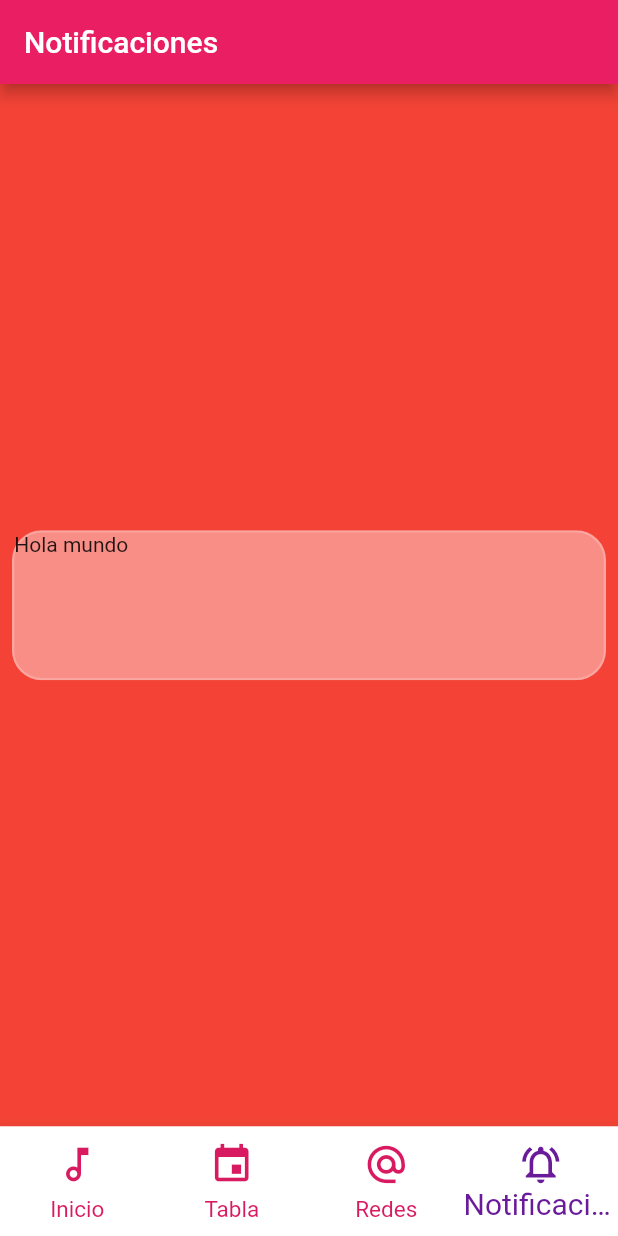
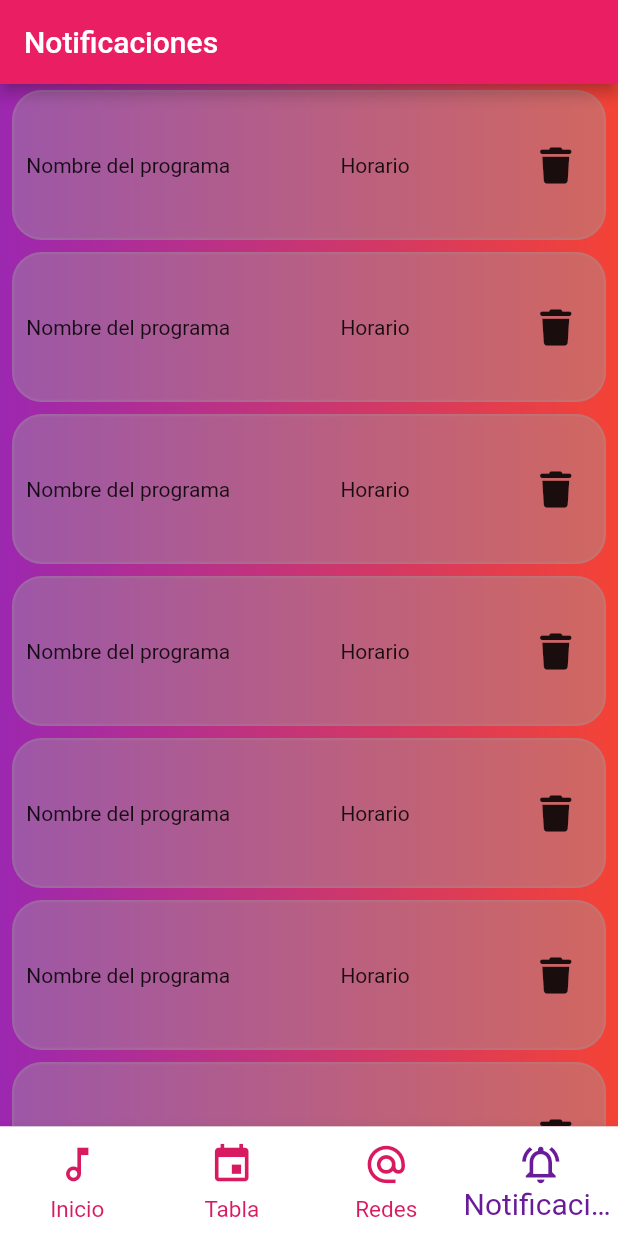
Before and after one commit to UrielRGil/RadioCUCEIFlutter, a Flutter app: the screen it shows after launch, item 4 of the bottom bar chosen, on a phone screen of 412 x 824 dp. Run offline on Flutter 3.47's test engine with Material 2 defaults, Android fonts, the light colour scheme and no system bars; drawn by our look-alikes of flutter_slidable; our stand-ins replace flutter_vector_icons, font_awesome_flutter, just_audio, multi_select_flutter, shared_preferences; missing offline and left inert: onesignal_flutter; network calls fail.

Commit message:
Se agrego diseño y elementos

```diff
--- a/lib/src/pages/notifi.dart
+++ b/lib/src/pages/notifi.dart
@@ -1,16 +1,142 @@
 import 'package:flutter/material.dart';
+import 'package:flutter_vector_icons/flutter_vector_icons.dart';
+import 'package:font_awesome_flutter/font_awesome_flutter.dart';
 import 'package:radiocucei/src/widgets/widgets.dart';
+
+//TODO: Implementar estilo al IconButton
+// TODO: Implementar estilo a las fuentes
 
 class Notifi extends StatelessWidget {
   @override
   Widget build(BuildContext context) {
     return Scaffold(
-      backgroundColor: Colors.red,
       appBar: AppBar(
         backgroundColor: Colors.pink,
         title: const Text('Notificaciones'),
       ),
-      body: Center(child: SusbscriptionTile(child: Text('Hola mundo'))),
+      body: Container(
+        width: double.infinity,
+        height: double.infinity,
+        decoration: const BoxDecoration(
+            gradient: LinearGradient(colors: [Colors.purple, Colors.red])),
+        child: SingleChildScrollView(
+            child: Column(
+          children: [
+            SusbscriptionTile(
+              child: Padding(
+                padding: const EdgeInsets.symmetric(horizontal: 8),
+                child: Row(
+                  mainAxisAlignment: MainAxisAlignment.spaceBetween,
+                  children: [
+                    const Text('Nombre del programa'),
+                    const Text('Horario'),
+                    IconButton(
+                        onPressed: () {}, icon: const FaIcon(FontAwesome.trash))
+                  ],
+                ),
+              ),
+            ),
+            SusbscriptionTile(
+              child: Padding(
+                padding: const EdgeInsets.symmetric(horizontal: 8),
+                child: Row(
+                  mainAxisAlignment: MainAxisAlignment.spaceBetween,
+                  children: [
+                    const Text('Nombre del programa'),
+                    const Text('Horario'),
+                    IconButton(
+                        onPressed: () {}, icon: const FaIcon(FontAwesome.trash))
+                  ],
+                ),
+              ),
+            ),
+            SusbscriptionTile(
+              child: Padding(
+                padding: const EdgeInsets.symmetric(horizontal: 8),
+                child: Row(
+                  mainAxisAlignment: MainAxisAlignment.spaceBetween,
+                  children: [
+                    const Text('Nombre del programa'),
+                    const Text('Horario'),
+                    IconButton(
+                        onPressed: () {}, icon: const FaIcon(FontAwesome.trash))
+                  ],
+                ),
+              ),
+            ),
+            SusbscriptionTile(
+              child: Padding(
+                padding: const EdgeInsets.symmetric(horizontal: 8),
+                child: Row(
+                  mainAxisAlignment: MainAxisAlignment.spaceBetween,
+                  children: [
+                    const Text('Nombre del programa'),
+                    const Text('Horario'),
+                    IconButton(
+                        onPressed: () {}, icon: const FaIcon(FontAwesome.trash))
+                  ],
+                ),
+              ),
+            ),
+            SusbscriptionTile(
+              child: Padding(
+                padding: const EdgeInsets.symmetric(horizontal: 8),
+                child: Row(
+                  mainAxisAlignment: MainAxisAlignment.spaceBetween,
+                  children: [
+                    const Text('Nombre del programa'),
+                    const Text('Horario'),
+                    IconButton(
+                        onPressed: () {}, icon: const FaIcon(FontAwesome.trash))
+                  ],
+                ),
+              ),
+            ),
+            SusbscriptionTile(
+              child: Padding(
+                padding: const EdgeInsets.symmetric(horizontal: 8),
+                child: Row(
+                  mainAxisAlignment: MainAxisAlignment.spaceBetween,
+                  children: [
+                    const Text('Nombre del programa'),
+                    const Text('Horario'),
+                    IconButton(
+                        onPressed: () {}, icon: const FaIcon(FontAwesome.trash))
+                  ],
+                ),
+              ),
+            ),
+            SusbscriptionTile(
+              child: Padding(
+                padding: const EdgeInsets.symmetric(horizontal: 8),
+                child: Row(
+                  mainAxisAlignment: MainAxisAlignment.spaceBetween,
+                  children: [
+                    const Text('Nombre del programa'),
+                    const Text('Horario'),
+                    IconButton(
+                        onPressed: () {}, icon: const FaIcon(FontAwesome.trash))
+                  ],
+                ),
+              ),
+            ),
+            SusbscriptionTile(
+              child: Padding(
+                padding: const EdgeInsets.symmetric(horizontal: 8),
+                child: Row(
+                  mainAxisAlignment: MainAxisAlignment.spaceBetween,
+                  children: [
+                    const Text('Nombre del programa'),
+                    const Text('Horario'),
+                    IconButton(
+                        onPressed: () {}, icon: const FaIcon(FontAwesome.trash))
+                  ],
+                ),
+              ),
+            ),
+          ],
+        )),
+      ),
     );
   }
 }
--- a/lib/src/widgets/subscription_tile.dart
+++ b/lib/src/widgets/subscription_tile.dart
@@ -1,7 +1,11 @@
 import 'dart:ui';
 
 import 'package:flutter/material.dart';
+import 'package:flutter_slidable/flutter_slidable.dart';
+import 'package:font_awesome_flutter/font_awesome_flutter.dart';
 
+//TODO: Revisar si es necesario utilizar el GestureDetector
+//TODO: Ver que datos mostrar
 class SusbscriptionTile extends StatefulWidget {
   final Widget child;
 
@@ -16,17 +20,27 @@ class _SusbscriptionTileState extends State<SusbscriptionTile> {
 
   @override
   Widget build(BuildContext context) {
-    return GestureDetector(
-        onTap: () {
-          setState(() {
-            _isBlur = !_isBlur;
-          });
-        },
-        child: _SubscriptionContainer(
-          blur: _isBlur ? 20.0 : 0.0,
-          opacity: 0.4,
-          child: widget.child,
-        ));
+    return Container(
+      margin: const EdgeInsets.symmetric(vertical: 4),
+      child: Slidable(
+          key: const Key('0'),
+          endActionPane: ActionPane(motion: const DrawerMotion(), children: [
+            SlidableAction(
+              onPressed: (_) {
+                print('eliminar');
+              },
+              backgroundColor: Colors.white.withOpacity(0.0),
+              foregroundColor: Colors.white,
+              icon: Icons.delete,
+              label: 'Eliminar',
+            ),
+          ]),
+          child: _SubscriptionContainer(
+            blur: _isBlur ? 20.0 : 0.0,
+            opacity: 0.4,
+            child: widget.child,
+          )),
+    );
   }
 }
 
@@ -53,11 +67,11 @@ class _SubscriptionContainer extends StatelessWidget {
           width: double.infinity,
           height: 100,
           decoration: BoxDecoration(
-              color: Colors.white.withOpacity(opacity),
+              color: Colors.grey.withOpacity(opacity),
               borderRadius: const BorderRadius.all(Radius.circular(20)),
               border: Border.all(
                 width: 1.5,
-                color: Colors.white.withOpacity(0.2),
+                color: Colors.grey.withOpacity(0.2),
               )),
           child: child,
         ),
--- a/pubspec.yaml
+++ b/pubspec.yaml
@@ -45,7 +45,8 @@ dependencies:
   shared_preferences: ^2.0.13
   provider: ^6.0.2
   collection: ^1.15.0
-  badges: ^2.0.2
+  font_awesome_flutter: ^10.0.0
+  flutter_slidable: ^1.2.0
 
 
 dev_dependencies:
```
Also changed, not shown: pubspec.lock.
